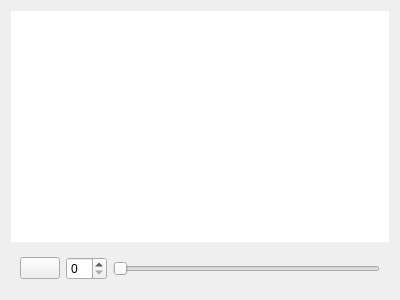
First picture: the form in imagewidget.ui, repository GIBIS-UNIFESP/BIAL-GUI, before the edit.
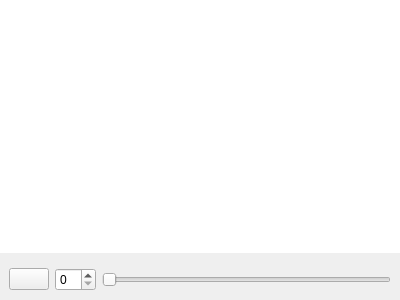
Second picture: the form after the edit. Icons and pictures are not drawn.

The edit to the form file:
```diff
--- a/imagewidget.ui
+++ b/imagewidget.ui
@@ -14,6 +14,18 @@
    <string>Form</string>
   </property>
   <layout class="QGridLayout" name="gridLayout">
+   <property name="leftMargin">
+    <number>0</number>
+   </property>
+   <property name="topMargin">
+    <number>0</number>
+   </property>
+   <property name="rightMargin">
+    <number>0</number>
+   </property>
+   <property name="bottomMargin">
+    <number>0</number>
+   </property>
    <item row="0" column="0">
     <widget class="QGraphicsView" name="graphicsView">
      <property name="mouseTracking">
```
Left out of the diff: 2 changed lines with no effect on the pictures.
